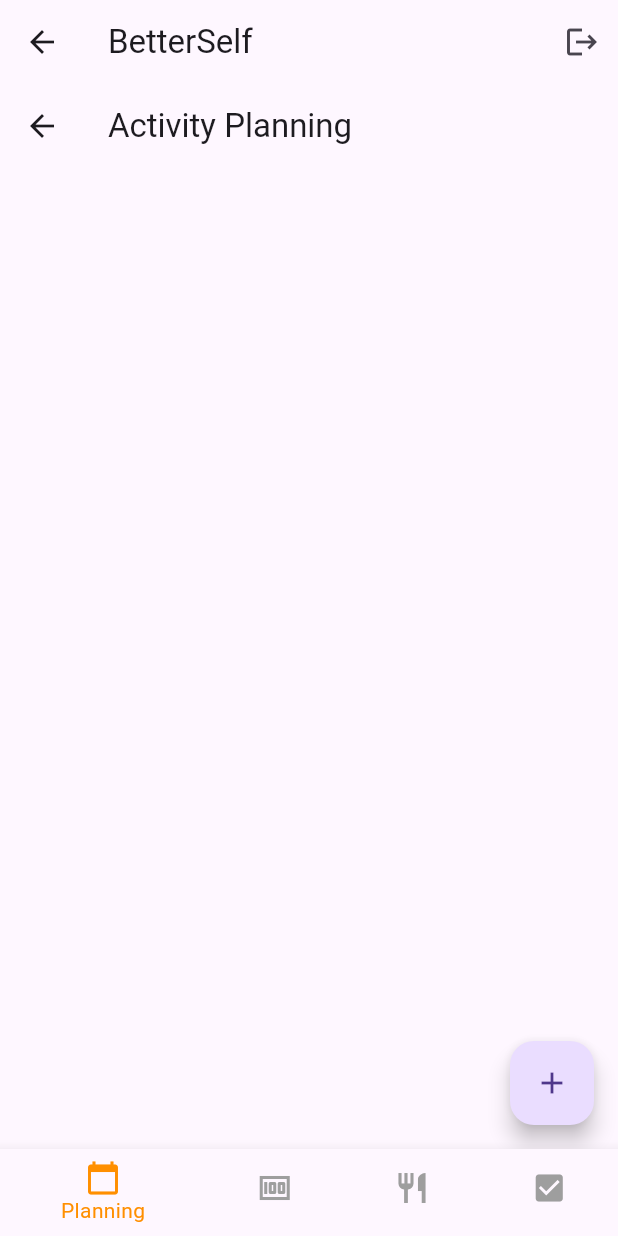
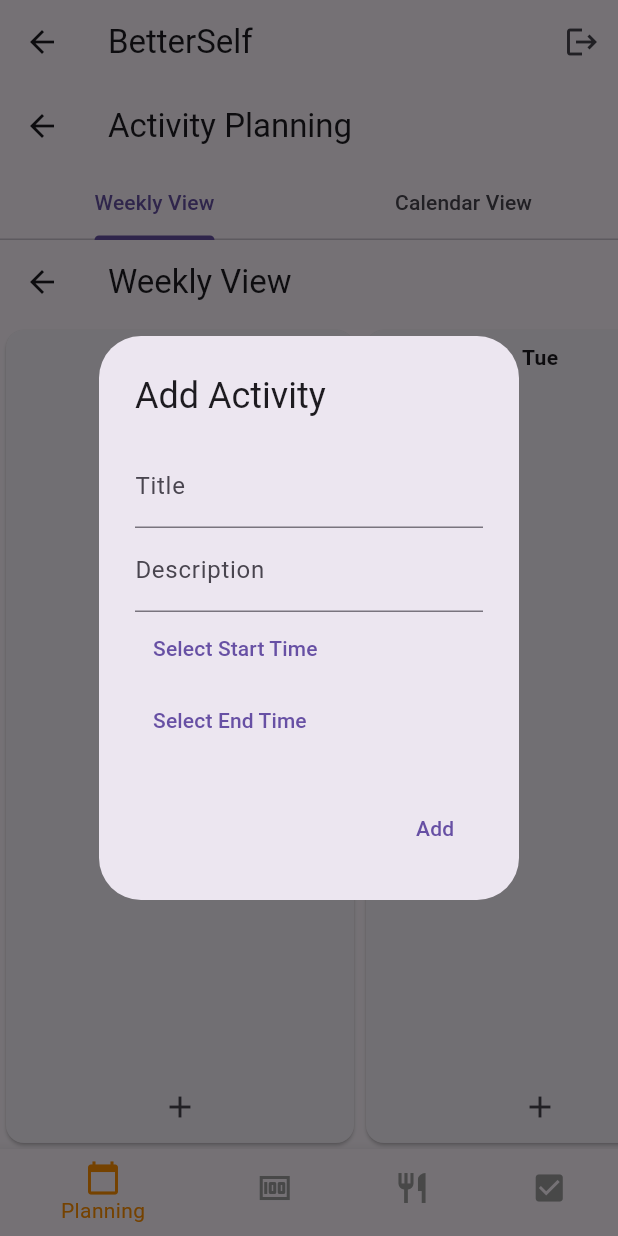
Before and after one commit to danielmocanu38/BetterSelf, a Flutter app: the HomeScreen screen opened by its route, after a tap on the "add" icon, on a phone screen of 412 x 824 dp. Run offline on Flutter 3.47's test engine with Material 3 defaults, Android fonts, the light colour scheme and no system bars; our stand-ins replace firebase_auth, firebase_core, fl_chart, table_calendar; accounts and stored records are empty.

Commit message:
Implemented Weekly & Calendar planner
Updated activity.dart
Updated activity_viewmodel.dart
Updated activity_planning_screen.dart
Updated home_screen.dart
Updated main.dart
Added weekly_view_screen.dart
Added calendar_view_screen.dart

```diff
--- a/betterself/lib/main.dart
+++ b/betterself/lib/main.dart
@@ -37,11 +37,11 @@
                 bodyMedium: const TextStyle(),
               ),
         ),
-        home: const AuthGate(), // Use AuthGate here
+        home: const AuthGate(),
         routes: {
           '/login': (context) => const LoginScreen(),
           '/register': (context) => const RegisterScreen(),
-          '/home': (context) => const HomeScreen(), // Add this line
+          '/home': (context) => const HomeScreen(),
         },
       ),
     );
--- a/betterself/lib/models/activity.dart
+++ b/betterself/lib/models/activity.dart
@@ -1,12 +1,14 @@
-// lib/models/activity.dart
+import 'package:flutter/material.dart';
+
 class Activity {
   String id;
   String title;
   String description;
   DateTime dateTime;
   bool isRoutine;
-  String repeatFrequency; // e.g., daily, weekly, monthly
-  int repeatCount; // number of times the activity will repeat
+  String repeatFrequency; // e.g., 'Daily', 'Weekly', 'Monthly', 'Yearly'
+  TimeOfDay startTime;
+  TimeOfDay endTime;
 
   Activity({
     required this.id,
@@ -15,6 +17,7 @@
     required this.dateTime,
     required this.isRoutine,
     this.repeatFrequency = '',
-    this.repeatCount = 0,
+    required this.startTime,
+    required this.endTime,
   });
 }
--- a/betterself/lib/viewmodels/activity_viewmodel.dart
+++ b/betterself/lib/viewmodels/activity_viewmodel.dart
@@ -1,27 +1,83 @@
-// lib/viewmodels/activity_viewmodel.dart
 import 'package:flutter/material.dart';
 import '../models/activity.dart';
 
 class ActivityViewModel extends ChangeNotifier {
-  final List<Activity> _activities = [];
+  final List<Activity> _weeklyActivities = [];
+  final List<Activity> _calendarActivities = [];
 
-  List<Activity> get activities => _activities;
+  List<Activity> get weeklyActivities => _weeklyActivities;
+  List<Activity> get calendarActivities => _calendarActivities;
 
-  void addActivity(Activity activity) {
-    _activities.add(activity);
+  void addWeeklyActivity(Activity activity) {
+    _weeklyActivities.add(activity);
+    _weeklyActivities.sort((a, b) {
+      final aTime = a.startTime.hour * 60 + a.startTime.minute;
+      final bTime = b.startTime.hour * 60 + b.startTime.minute;
+      return aTime.compareTo(bTime);
+    });
     notifyListeners();
   }
 
-  void removeActivity(String id) {
-    _activities.removeWhere((activity) => activity.id == id);
+  void addCalendarActivity(Activity activity) {
+    _calendarActivities.add(activity);
     notifyListeners();
   }
 
-  void updateActivity(Activity activity) {
-    final index = _activities.indexWhere((a) => a.id == activity.id);
+  void removeWeeklyActivity(String id) {
+    _weeklyActivities.removeWhere((activity) => activity.id == id);
+    notifyListeners();
+  }
+
+  void removeCalendarActivity(String id) {
+    _calendarActivities.removeWhere((activity) => activity.id == id);
+    notifyListeners();
+  }
+
+  void updateWeeklyActivity(Activity activity) {
+    final index = _weeklyActivities.indexWhere((a) => a.id == activity.id);
     if (index != -1) {
-      _activities[index] = activity;
+      _weeklyActivities[index] = activity;
+      _weeklyActivities.sort((a, b) {
+        final aTime = a.startTime.hour * 60 + a.startTime.minute;
+        final bTime = b.startTime.hour * 60 + b.startTime.minute;
+        return aTime.compareTo(bTime);
+      });
       notifyListeners();
     }
   }
+
+  void updateCalendarActivity(Activity activity) {
+    final index = _calendarActivities.indexWhere((a) => a.id == activity.id);
+    if (index != -1) {
+      _calendarActivities[index] = activity;
+      notifyListeners();
+    }
+  }
+
+  List<Activity> getWeeklyActivitiesForDay(int dayIndex) {
+    return _weeklyActivities.where((activity) {
+      return activity.dateTime.weekday == dayIndex + 1;
+    }).toList();
+  }
+
+  List<Activity> getCalendarActivitiesForDay(DateTime day) {
+    return _calendarActivities.where((activity) {
+      return isSameDay(activity.dateTime, day) ||
+          (activity.isRoutine &&
+              (activity.repeatFrequency == 'Daily' ||
+                  (activity.repeatFrequency == 'Weekly' &&
+                      activity.dateTime.weekday == day.weekday) ||
+                  (activity.repeatFrequency == 'Monthly' &&
+                      activity.dateTime.day == day.day) ||
+                  (activity.repeatFrequency == 'Yearly' &&
+                      activity.dateTime.month == day.month &&
+                      activity.dateTime.day == day.day)));
+    }).toList();
+  }
+
+  bool isSameDay(DateTime date1, DateTime date2) {
+    return date1.year == date2.year &&
+        date1.month == date2.month &&
+        date1.day == date2.day;
+  }
 }
--- /dev/null
+++ b/betterself/lib/views/activity_planning_screen.dart
@@ -0,0 +1,48 @@
+import 'package:flutter/material.dart';
+import 'weekly_view_screen.dart';
+import 'calendar_view_screen.dart';
+
+class ActivityPlanningScreen extends StatefulWidget {
+  const ActivityPlanningScreen({super.key});
+
+  @override
+  ActivityPlanningScreenState createState() => ActivityPlanningScreenState();
+}
+
+class ActivityPlanningScreenState extends State<ActivityPlanningScreen> {
+  // ignore: unused_field
+  int _selectedViewIndex = 0;
+
+  final List<Widget> _views = const [
+    WeeklyViewScreen(),
+    CalendarViewScreen(),
+  ];
+
+  void _onViewChanged(int index) {
+    setState(() {
+      _selectedViewIndex = index;
+    });
+  }
+
+  @override
+  Widget build(BuildContext context) {
+    return DefaultTabController(
+      length: 2,
+      child: Scaffold(
+        appBar: AppBar(
+          title: const Text('Activity Planning'),
+          bottom: TabBar(
+            tabs: const [
+              Tab(text: 'Weekly View'),
+              Tab(text: 'Calendar View'),
+            ],
+            onTap: _onViewChanged,
+          ),
+        ),
+        body: TabBarView(
+          children: _views,
+        ),
+      ),
+    );
+  }
+}
--- a/betterself/lib/views/diet_screen.dart
+++ b/betterself/lib/views/diet_planning_screen.dart
@@ -3,8 +3,8 @@
 import 'package:provider/provider.dart';
 import '../viewmodels/diet_viewmodel.dart';
 
-class DietScreen extends StatelessWidget {
-  const DietScreen({super.key});
+class DietPlanningScreen extends StatelessWidget {
+  const DietPlanningScreen({super.key});
 
   @override
   Widget build(BuildContext context) {
--- a/betterself/lib/views/home_screen.dart
+++ b/betterself/lib/views/home_screen.dart
@@ -1,8 +1,8 @@
 import 'package:flutter/material.dart';
 import 'package:firebase_auth/firebase_auth.dart';
-import 'planning_screen.dart';
-import 'money_screen.dart';
-import 'diet_screen.dart';
+import 'activity_planning_screen.dart';
+import 'money_planning_screen.dart';
+import 'diet_planning_screen.dart';
 import 'todo_screen.dart';
 
 class HomeScreen extends StatefulWidget {
@@ -16,9 +16,9 @@
   int _selectedIndex = 0;
 
   static final List<Widget> _widgetOptions = <Widget>[
-    const PlanningScreen(),
-    const MoneyScreen(),
-    const DietScreen(),
+    const ActivityPlanningScreen(),
+    const MoneyPlanningScreen(),
+    const DietPlanningScreen(),
     const TodoScreen(),
   ];
 
--- a/betterself/lib/views/money_screen.dart
+++ b/betterself/lib/views/money_planning_screen.dart
@@ -3,8 +3,8 @@
 import '../viewmodels/money_viewmodel.dart';
 import 'package:fl_chart/fl_chart.dart';
 
-class MoneyScreen extends StatelessWidget {
-  const MoneyScreen({super.key});
+class MoneyPlanningScreen extends StatelessWidget {
+  const MoneyPlanningScreen({super.key});
 
   @override
   Widget build(BuildContext context) {
--- a/betterself/lib/views/planning_screen.dart
+++ /dev/null
@@ -1,37 +0,0 @@
-import 'package:flutter/material.dart';
-import 'package:provider/provider.dart';
-import '../viewmodels/activity_viewmodel.dart';
-
-class PlanningScreen extends StatelessWidget {
-  const PlanningScreen({super.key});
-
-  @override
-  Widget build(BuildContext context) {
-    return Scaffold(
-      appBar: AppBar(
-        title: const Text('Activity Planning'),
-      ),
-      body: Consumer<ActivityViewModel>(
-        builder: (context, viewModel, child) {
-          return ListView.builder(
-            itemCount: viewModel.activities.length,
-            itemBuilder: (context, index) {
-              final activity = viewModel.activities[index];
-              return ListTile(
-                title: Text(activity.title),
-                subtitle: Text(
-                    '${activity.description} - Repeats ${activity.repeatFrequency} for ${activity.repeatCount} times'),
-              );
-            },
-          );
-        },
-      ),
-      floatingActionButton: FloatingActionButton(
-        onPressed: () {
-          // Add navigation to activity creation screen
-        },
-        child: const Icon(Icons.add),
-      ),
-    );
-  }
-}
--- /dev/null
+++ b/betterself/lib/views/weekly_view_screen.dart
@@ -0,0 +1,190 @@
+import 'package:flutter/material.dart';
+import 'package:provider/provider.dart';
+import '../viewmodels/activity_viewmodel.dart';
+import '../models/activity.dart';
+
+class WeeklyViewScreen extends StatefulWidget {
+  const WeeklyViewScreen({super.key});
+
+  @override
+  WeeklyViewScreenState createState() => WeeklyViewScreenState();
+}
+
+class WeeklyViewScreenState extends State<WeeklyViewScreen> {
+  final List<String> daysOfWeek = [
+    'Mon',
+    'Tue',
+    'Wed',
+    'Thu',
+    'Fri',
+    'Sat',
+    'Sun'
+  ];
+  final List<ScrollController> _scrollControllers =
+      List.generate(7, (index) => ScrollController());
+
+  void _addActivity(int dayIndex) {
+    TextEditingController titleController = TextEditingController();
+    TextEditingController descriptionController = TextEditingController();
+    TimeOfDay? startTime;
+    TimeOfDay? endTime;
+
+    showDialog(
+      context: context,
+      builder: (context) => AlertDialog(
+        title: const Text('Add Activity'),
+        content: StatefulBuilder(
+          builder: (context, setState) => Column(
+            mainAxisSize: MainAxisSize.min,
+            children: [
+              TextField(
+                controller: titleController,
+                decoration: const InputDecoration(labelText: 'Title'),
+              ),
+              TextField(
+                controller: descriptionController,
+                decoration: const InputDecoration(labelText: 'Description'),
+              ),
+              Row(
+                children: [
+                  TextButton(
+                    onPressed: () async {
+                      final selectedTime = await showTimePicker(
+                        context: context,
+                        initialTime: TimeOfDay.now(),
+                      );
+                      if (selectedTime != null) {
+                        setState(() {
+                          startTime = selectedTime;
+                        });
+                      }
+                    },
+                    child: const Text('Select Start Time'),
+                  ),
+                  if (startTime != null) Text(startTime!.format(context)),
+                ],
+              ),
+              Row(
+                children: [
+                  TextButton(
+                    onPressed: () async {
+                      final selectedTime = await showTimePicker(
+                        context: context,
+                        initialTime: TimeOfDay.now(),
+                      );
+                      if (selectedTime != null) {
+                        setState(() {
+                          endTime = selectedTime;
+                        });
+                      }
+                    },
+                    child: const Text('Select End Time'),
+                  ),
+                  if (endTime != null) Text(endTime!.format(context)),
+                ],
+              ),
+            ],
+          ),
+        ),
+        actions: [
+          TextButton(
+            onPressed: () {
+              if (startTime != null && endTime != null) {
+                final viewModel =
+                    Provider.of<ActivityViewModel>(context, listen: false);
+                viewModel.addWeeklyActivity(Activity(
+                  id: DateTime.now().toString(),
+                  title: titleController.text,
+                  description: descriptionController.text,
+                  dateTime: DateTime.now().add(
+                      Duration(days: dayIndex - DateTime.now().weekday + 1)),
+                  isRoutine: false,
+                  repeatFrequency: '',
+                  startTime: startTime!,
+                  endTime: endTime!,
+                ));
+              }
+              Navigator.pop(context);
+            },
+            child: const Text('Add'),
+          ),
+        ],
+      ),
+    );
+  }
+
+  @override
+  void dispose() {
+    for (var controller in _scrollControllers) {
+      controller.dispose();
+    }
+    super.dispose();
+  }
+
+  @override
+  Widget build(BuildContext context) {
+    final viewModel = Provider.of<ActivityViewModel>(context);
+    return Scaffold(
+      appBar: AppBar(
+        title: const Text('Weekly View'),
+      ),
+      body: SingleChildScrollView(
+        scrollDirection: Axis.horizontal,
+        child: Row(
+          children: List.generate(daysOfWeek.length, (index) {
+            return SizedBox(
+              width: 240.0,
+              child: Card(
+                child: Column(
+                  children: [
+                    Padding(
+                      padding: const EdgeInsets.all(8.0),
+                      child: Text(
+                        daysOfWeek[index],
+                        style: const TextStyle(fontWeight: FontWeight.bold),
+                      ),
+                    ),
+                    Expanded(
+                      child: Scrollbar(
+                        controller: _scrollControllers[index],
+                        thumbVisibility: true,
+                        child: ListView.builder(
+                          controller: _scrollControllers[index],
+                          itemCount:
+                              viewModel.getWeeklyActivitiesForDay(index).length,
+                          itemBuilder: (context, activityIndex) {
+                            final activity =
+                                viewModel.getWeeklyActivitiesForDay(
+                                    index)[activityIndex];
+                            return ExpansionTile(
+                              title: Text(activity.title),
+                              subtitle: Text(
+                                '${activity.startTime.format(context)} - ${activity.endTime.format(context)}',
+                              ),
+                              children: [
+                                Padding(
+                                  padding: const EdgeInsets.all(8.0),
+                                  child: Text(activity.description),
+                                )
+                              ],
+                            );
+                          },
+                        ),
+                      ),
+                    ),
+                    IconButton(
+                      icon: const Icon(Icons.add),
+                      onPressed: () {
+                        _addActivity(index);
+                      },
+                    ),
+                  ],
+                ),
+              ),
+            );
+          }),
+        ),
+      ),
+    );
+  }
+}
--- a/betterself/pubspec.yaml
+++ b/betterself/pubspec.yaml
@@ -35,6 +35,7 @@
   firebase_core: ^3.1.0
   firebase_auth: ^5.1.0
   cloud_firestore: ^5.0.1
+  table_calendar: ^3.0.8
   fl_chart: ^0.68.0
 
   # The following adds the Cupertino Icons font to your application.
```
Also changed, not shown: betterself/lib/views/calendar_view_screen.dart (added, +216 -0 lines), betterself/pubspec.lock.
